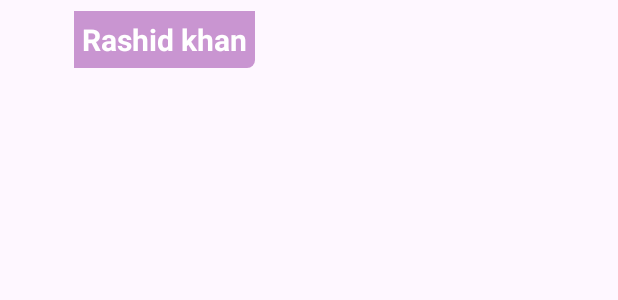
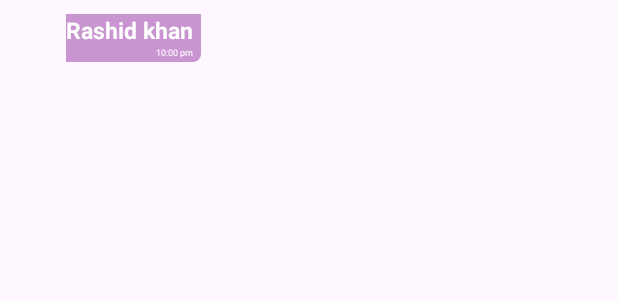
Before and after one commit to rashidmansoori60/ChatApp, an Android app: the layout reciever.xml on its own in the app's theme, with its tools: preview values and no code run, on a phone screen of 412 x 824 dp. Shown: the top 300 px of the screen. Run offline under Robolectric (Android 15) with nearby library versions, the phone set to English and light mode, and no system bars.

Commit message:
some update

```diff
--- a/app/src/main/res/layout/item_user.xml
+++ b/app/src/main/res/layout/item_user.xml
@@ -20,6 +20,7 @@
         android:layout_marginLeft="10dp"
         android:orientation="vertical"
         >
+
         <TextView
             android:layout_width="wrap_content"
             android:layout_height="wrap_content"
@@ -28,11 +29,11 @@
             android:textSize="20sp"
             android:textStyle="bold"
            />
+
         <TextView
             android:layout_width="wrap_content"
             android:layout_height="wrap_content"
             android:id="@+id/userstatus"
-            android:text="Userstatus"
             android:textSize="15sp"
             />
 
--- a/app/src/main/res/layout/reciever.xml
+++ b/app/src/main/res/layout/reciever.xml
@@ -13,21 +13,37 @@
         android:layout_margin="3dp"
         android:layout_alignParentStart="true"
         />
-
-    <TextView
-
+    <LinearLayout
         android:layout_width="wrap_content"
         android:layout_height="wrap_content"
-android:textStyle="bold"
-        android:id="@+id/retxt"
-        android:text="Rashid khan"
-        android:textColor="@color/white"
-        android:padding="5dp"
-        android:layout_centerVertical="true"
+        android:orientation="vertical"
+        android:layout_centerInParent="true"
         android:layout_toRightOf="@+id/reimg"
-        android:layout_marginLeft="5dp"
-        android:textSize="20sp"
         android:background="@drawable/senderback"
-        />
+        android:layout_marginEnd="5dp">
+        <TextView
+            android:layout_width="wrap_content"
+            android:layout_height="wrap_content"
+            android:id="@+id/retxt"
+            android:textStyle="bold"
+            android:text="Rashid khan"
+            android:textColor="@color/white"
+            android:layout_centerVertical="true"
+            android:layout_toLeftOf="@+id/senderimg"
+            android:layout_marginEnd="5dp"
+            android:textSize="15sp"
+
+            />
+        <TextView
+            android:layout_width="wrap_content"
+            android:layout_height="7dp"
+            android:id="@+id/rectimemsgid"
+            android:textColor="@color/white"
+            android:textSize="6sp"
+            android:layout_marginBottom="3dp"
+            android:layout_gravity="end"
+            android:layout_marginEnd="5dp"
+            android:text="10:00 pm"/>
+    </LinearLayout>
 
 </RelativeLayout>
```
Also changed, not shown: app/src/main/java/com/example/chatapp/ChatAdapter.java (+16 -4 lines), app/src/main/java/com/example/chatapp/Recycleradapter.java (+31 -1 lines), app/src/main/res/layout/sender.xml (+24 -7 lines).
